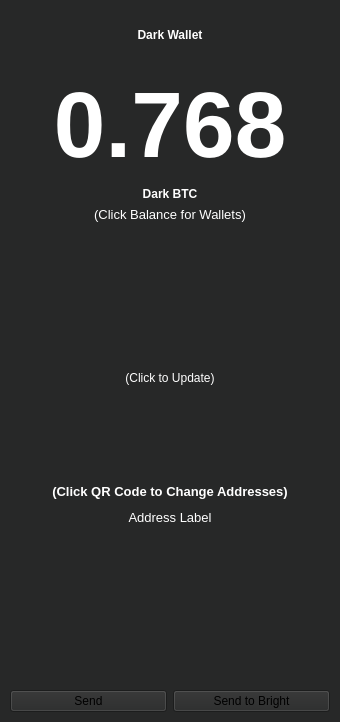
Above: ThresHoDLApp/darkwallet.ui from isaidnocookies/Threshodl-Wallet before the change. Below: the same form after it.
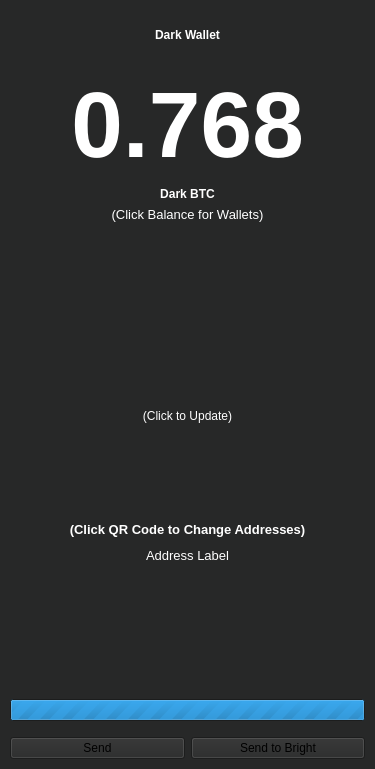
That is the form after the change. Icons and pictures are not drawn.

```diff
--- a/ThresHoDLApp/darkwallet.ui
+++ b/ThresHoDLApp/darkwallet.ui
@@ -6,8 +6,8 @@
    <rect>
     <x>0</x>
     <y>0</y>
-    <width>340</width>
-    <height>722</height>
+    <width>375</width>
+    <height>769</height>
    </rect>
   </property>
   <property name="windowTitle">
@@ -157,6 +157,61 @@
      </property>
     </widget>
    </item>
+   <item>
+    <spacer name="verticalSpacer_4">
+     <property name="orientation">
+      <enum>Qt::Vertical</enum>
+     </property>
+     <property name="sizeType">
+      <enum>QSizePolicy::Fixed</enum>
+     </property>
+     <property name="sizeHint" stdset="0">
+      <size>
+       <width>20</width>
+       <height>10</height>
+      </size>
+     </property>
+    </spacer>
+   </item>
+   <item>
+    <layout class="QHBoxLayout" name="horizontalLayout_3">
+     <property name="topMargin">
+      <number>0</number>
+     </property>
+     <item>
+      <widget class="QPushButton" name="refreshWalletButton">
+       <property name="sizePolicy">
+        <sizepolicy hsizetype="Fixed" vsizetype="Fixed">
+         <horstretch>0</horstretch>
+         <verstretch>0</verstretch>
+        </sizepolicy>
+       </property>
+       <property name="maximumSize">
+        <size>
+         <width>25</width>
+         <height>25</height>
+        </size>
+       </property>
+       <property name="text">
+        <string/>
+       </property>
+       <property name="icon">
+        <iconset resource="resources.qrc">
+         <normaloff>:/white_refresh</normaloff>:/white_refresh</iconset>
+       </property>
+       <property name="iconSize">
+        <size>
+         <width>25</width>
+         <height>25</height>
+        </size>
+       </property>
+       <property name="flat">
+        <bool>true</bool>
+       </property>
+      </widget>
+     </item>
+    </layout>
+   </item>
    <item>
     <spacer name="verticalSpacer_7">
      <property name="orientation">
@@ -319,6 +374,16 @@
      </property>
     </spacer>
    </item>
+   <item>
+    <widget class="QProgressBar" name="progressBar">
+     <property name="maximum">
+      <number>0</number>
+     </property>
+     <property name="value">
+      <number>-1</number>
+     </property>
+    </widget>
+   </item>
    <item>
     <layout class="QHBoxLayout" name="horizontalLayout_2">
      <property name="topMargin">
```
